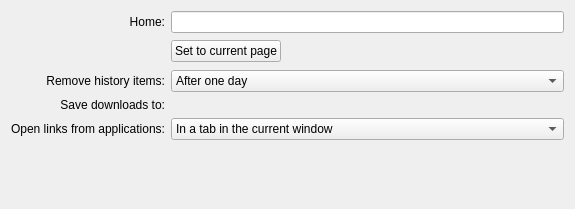
Before: the Qt Designer form src/settings_general.ui in KDE/rekonq, drawn with Qt 5.
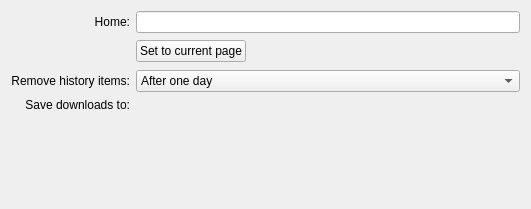
After: the same form once the commit is applied. Custom widgets are drawn as their Qt base class.

Diff of the .ui file:
```diff
--- a/src/settings_general.ui
+++ b/src/settings_general.ui
@@ -5,7 +5,7 @@
    <rect>
     <x>0</x>
     <y>0</y>
-    <width>575</width>
+    <width>500</width>
     <height>209</height>
    </rect>
   </property>
@@ -24,7 +24,14 @@
     </widget>
    </item>
    <item row="0" column="1" colspan="2" >
-    <widget class="KLineEdit" name="homeLineEdit" />
+    <widget class="KLineEdit" name="kcfg_homePage" >
+     <property name="sizePolicy" >
+      <sizepolicy vsizetype="Fixed" hsizetype="MinimumExpanding" >
+       <horstretch>0</horstretch>
+       <verstretch>0</verstretch>
+      </sizepolicy>
+     </property>
+    </widget>
    </item>
    <item row="1" column="1" >
     <widget class="QPushButton" name="setHomeToCurrentPageButton" >
@@ -101,33 +108,9 @@
     </widget>
    </item>
    <item row="3" column="1" colspan="2" >
-    <widget class="KUrlRequester" name="kurlrequester" />
-   </item>
-   <item row="4" column="0" >
-    <widget class="QLabel" name="label_8" >
-     <property name="text" >
-      <string>Open links from applications:</string>
-     </property>
-     <property name="alignment" >
-      <set>Qt::AlignRight|Qt::AlignTrailing|Qt::AlignVCenter</set>
-     </property>
-    </widget>
+    <widget class="KUrlRequester" name="kcfg_downloadDir" />
    </item>
    <item row="4" column="1" colspan="2" >
-    <widget class="QComboBox" name="openLinksIn" >
-     <item>
-      <property name="text" >
-       <string>In a tab in the current window</string>
-      </property>
-     </item>
-     <item>
-      <property name="text" >
-       <string>In a new window</string>
-      </property>
-     </item>
-    </widget>
-   </item>
-   <item row="5" column="1" colspan="2" >
     <spacer name="spacer" >
      <property name="orientation" >
       <enum>Qt::Vertical</enum>
```
Left out of the diff: 2 changed lines with no effect on the pictures.
